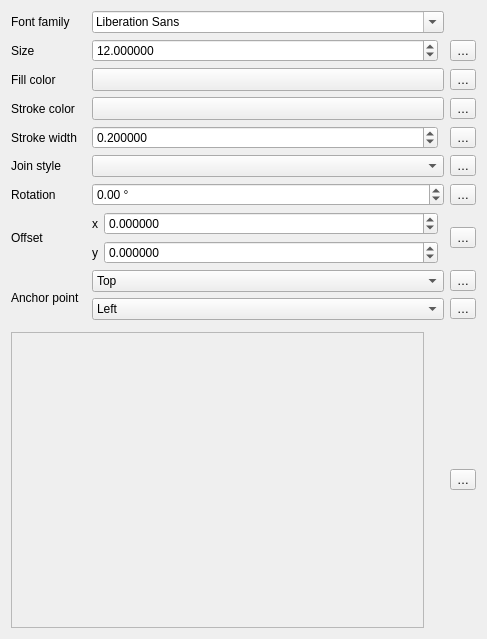
Above: src/ui/symbollayer/widget_fontmarker.ui from qgis/QGIS before the change. Below: the same form after it.
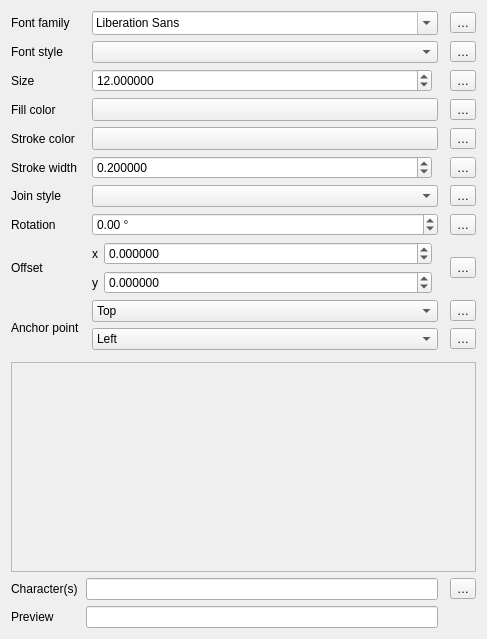
That is the form after the change. Custom widgets are drawn as their Qt base class.

The edit to the form file:
```diff
--- a/src/ui/symbollayer/widget_fontmarker.ui
+++ b/src/ui/symbollayer/widget_fontmarker.ui
@@ -14,32 +14,32 @@
    <string>Form</string>
   </property>
   <layout class="QGridLayout" name="gridLayout_3">
-   <item row="2" column="2">
-    <widget class="QgsColorButton" name="btnColor">
-     <property name="sizePolicy">
-      <sizepolicy hsizetype="Expanding" vsizetype="Fixed">
-       <horstretch>0</horstretch>
-       <verstretch>0</verstretch>
-      </sizepolicy>
-     </property>
-     <property name="minimumSize">
-      <size>
-       <width>120</width>
-       <height>0</height>
-      </size>
-     </property>
-     <property name="maximumSize">
-      <size>
-       <width>16777215</width>
-       <height>16777215</height>
-      </size>
-     </property>
-     <property name="text">
-      <string/>
-     </property>
-    </widget>
-   </item>
    <item row="3" column="2">
+    <widget class="QgsColorButton" name="btnColor">
+     <property name="sizePolicy">
+      <sizepolicy hsizetype="Expanding" vsizetype="Fixed">
+       <horstretch>0</horstretch>
+       <verstretch>0</verstretch>
+      </sizepolicy>
+     </property>
+     <property name="minimumSize">
+      <size>
+       <width>120</width>
+       <height>0</height>
+      </size>
+     </property>
+     <property name="maximumSize">
+      <size>
+       <width>16777215</width>
+       <height>16777215</height>
+      </size>
+     </property>
+     <property name="text">
+      <string/>
+     </property>
+    </widget>
+   </item>
+   <item row="4" column="2">
     <widget class="QgsColorButton" name="btnStrokeColor">
      <property name="sizePolicy">
       <sizepolicy hsizetype="Expanding" vsizetype="Fixed">
@@ -64,14 +64,14 @@
      </property>
     </widget>
    </item>
-   <item row="1" column="0">
+   <item row="2" column="0">
     <widget class="QLabel" name="label_2">
      <property name="text">
       <string>Size</string>
      </property>
     </widget>
    </item>
-   <item row="4" column="3">
+   <item row="5" column="4">
     <widget class="QgsPropertyOverrideButton" name="mStrokeWidthDDBtn">
      <property name="text">
       <string>…</string>
@@ -85,14 +85,56 @@
      </property>
     </widget>
    </item>
-   <item row="9" column="0">
+   <item row="1" column="0">
+    <widget class="QLabel" name="lblStyle">
+     <property name="text">
+      <string>Font style</string>
+     </property>
+    </widget>
+   </item>
+   <item row="1" column="2">
+    <widget class="QComboBox" name="mFontStyleComboBox">
+     <property name="sizePolicy">
+      <sizepolicy hsizetype="Expanding" vsizetype="Fixed">
+       <horstretch>0</horstretch>
+       <verstretch>0</verstretch>
+      </sizepolicy>
+     </property>
+     <property name="minimumSize">
+      <size>
+       <width>0</width>
+       <height>0</height>
+      </size>
+     </property>
+     <property name="maximumSize">
+      <size>
+       <width>16777215</width>
+       <height>16777215</height>
+      </size>
+     </property>
+     <property name="toolTip">
+      <string>Available typeface styles</string>
+     </property>
+     <property name="sizeAdjustPolicy">
+      <enum>QComboBox::AdjustToContentsOnFirstShow</enum>
+     </property>
+    </widget>
+   </item>
+   <item row="1" column="4">
+    <widget class="QgsPropertyOverrideButton" name="mFontStyleDDBtn">
+     <property name="text">
+      <string>…</string>
+     </property>
+    </widget>
+   </item>
+   <item row="10" column="0">
     <widget class="QLabel" name="label_5">
      <property name="text">
       <string>Offset</string>
      </property>
     </widget>
    </item>
-   <item row="9" column="2">
+   <item row="10" column="2">
     <layout class="QGridLayout" name="gridLayout_2">
      <item row="0" column="0">
       <widget class="QLabel" name="label_3">
@@ -162,30 +204,44 @@
     </layout>
    </item>
    <item row="0" column="2">
-    <widget class="QFontComboBox" name="cboFont"/>
+    <widget class="QFontComboBox" name="cboFont">
+     <property name="sizeAdjustPolicy">
+      <enum>QComboBox::AdjustToMinimumContentsLengthWithIcon</enum>
+     </property>
+     <property name="minimumContentsLength">
+      <number>8</number>
+     </property>
+    </widget>
    </item>
-   <item row="10" column="0" rowspan="3">
+   <item row="0" column="4">
+    <widget class="QgsPropertyOverrideButton" name="mFontFamilyDDBtn">
+     <property name="text">
+      <string>…</string>
+     </property>
+    </widget>
+   </item>
+   <item row="11" column="0" rowspan="3">
     <widget class="QLabel" name="mAnchorPointLabel">
      <property name="text">
       <string>Anchor point</string>
      </property>
     </widget>
    </item>
-   <item row="3" column="3">
+   <item row="4" column="4">
     <widget class="QgsPropertyOverrideButton" name="mStrokeColorDDBtn">
      <property name="text">
       <string>…</string>
      </property>
     </widget>
    </item>
-   <item row="2" column="0">
+   <item row="3" column="0">
     <widget class="QLabel" name="label_10">
      <property name="text">
       <string>Fill color</string>
      </property>
     </widget>
    </item>
-   <item row="3" column="0">
+   <item row="4" column="0">
     <widget class="QLabel" name="label_9">
      <property name="sizePolicy">
       <sizepolicy hsizetype="Maximum" vsizetype="Preferred">
@@ -198,7 +254,7 @@
      </property>
     </widget>
    </item>
-   <item row="6" column="0">
+   <item row="7" column="0">
     <widget class="QLabel" name="label_8">
      <property name="text">
       <string>Join style</string>
@@ -208,7 +264,7 @@
      </property>
     </widget>
    </item>
-   <item row="11" column="2">
+   <item row="12" column="2">
     <widget class="QComboBox" name="mHorizontalAnchorComboBox">
      <item>
       <property name="text">
@@ -227,14 +283,14 @@
      </item>
     </widget>
    </item>
-   <item row="8" column="0">
+   <item row="9" column="0">
     <widget class="QLabel" name="label_4">
      <property name="text">
       <string>Rotation</string>
      </property>
     </widget>
    </item>
-   <item row="10" column="2">
+   <item row="11" column="2">
     <widget class="QComboBox" name="mVerticalAnchorComboBox">
      <item>
       <property name="text">
@@ -253,28 +309,28 @@
      </item>
     </widget>
    </item>
-   <item row="2" column="3">
+   <item row="3" column="4">
     <widget class="QgsPropertyOverrideButton" name="mColorDDBtn">
      <property name="text">
       <string>…</string>
      </property>
     </widget>
    </item>
-   <item row="11" column="3">
+   <item row="12" column="4">
     <widget class="QgsPropertyOverrideButton" name="mHorizontalAnchorDDBtn">
      <property name="text">
       <string>…</string>
      </property>
     </widget>
    </item>
-   <item row="9" column="3">
+   <item row="10" column="4">
     <widget class="QgsPropertyOverrideButton" name="mOffsetDDBtn">
      <property name="text">
       <string>…</string>
      </property>
     </widget>
    </item>
-   <item row="8" column="2">
+   <item row="9" column="2">
     <widget class="QgsDoubleSpinBox" name="spinAngle">
      <property name="wrapping">
       <bool>true</bool>
@@ -296,31 +352,51 @@
      </property>
     </widget>
    </item>
-   <item row="10" column="3">
+   <item row="11" column="4">
     <widget class="QgsPropertyOverrideButton" name="mVerticalAnchorDDBtn">
      <property name="text">
       <string>…</string>
      </property>
     </widget>
    </item>
-   <item row="13" column="3">
+   <item row="15" column="0">
+    <widget class="QLabel" name="label_12">
+     <property name="text">
+      <string>Character(s)</string>
+     </property>
+    </widget>
+   </item>
+   <item row="15" column="1" colspan="2">
+    <widget class="QLineEdit" name="mCharLineEdit">
+     <property name="toolTip">
+      <string>Type in characters directly, or enter a character's hexadecimal value.</string>
+     </property>
+    </widget>
+   </item>
+   <item row="15" column="4">
     <widget class="QgsPropertyOverrideButton" name="mCharDDBtn">
      <property name="text">
       <string>…</string>
      </property>
     </widget>
    </item>
-   <item row="8" column="3">
+   <item row="9" column="4">
     <widget class="QgsPropertyOverrideButton" name="mRotationDDBtn">
      <property name="text">
       <string>…</string>
      </property>
     </widget>
    </item>
-   <item row="13" column="0" colspan="3">
+   <item row="14" column="0" colspan="5">
     <layout class="QGridLayout" name="gridLayout">
      <item row="0" column="0" rowspan="2">
       <widget class="QgsScrollArea" name="scrollArea">
+       <property name="minimumSize">
+        <size>
+         <width>0</width>
+         <height>158</height>
+        </size>
+       </property>
        <widget class="QWidget" name="scrollAreaWidgetContents">
         <property name="geometry">
          <rect>
@@ -340,7 +416,7 @@
        </property>
        <property name="sizeHint" stdset="0">
         <size>
-         <width>20</width>
+         <width>0</width>
          <height>40</height>
         </size>
        </property>
@@ -348,21 +424,21 @@
      </item>
     </layout>
    </item>
-   <item row="6" column="3">
+   <item row="7" column="4">
     <widget class="QgsPropertyOverrideButton" name="mJoinStyleDDBtn">
      <property name="text">
       <string>…</string>
      </property>
     </widget>
    </item>
-   <item row="4" column="0">
+   <item row="5" column="0">
     <widget class="QLabel" name="mStrokeWidthLabel">
      <property name="text">
       <string>Stroke width</string>
      </property>
     </widget>
    </item>
-   <item row="4" column="2">
+   <item row="5" column="2">
     <layout class="QHBoxLayout" name="horizontalLayout_3">
      <item>
       <widget class="QgsDoubleSpinBox" name="mStrokeWidthSpinBox">
@@ -407,10 +483,10 @@
      </item>
     </layout>
    </item>
-   <item row="6" column="2">
+   <item row="7" column="2">
     <widget class="QgsPenJoinStyleComboBox" name="cboJoinStyle"/>
    </item>
-   <item row="1" column="2">
+   <item row="2" column="2">
     <layout class="QHBoxLayout" name="horizontalLayout">
      <item>
       <widget class="QgsDoubleSpinBox" name="spinSize">
@@ -446,13 +522,30 @@
      </item>
     </layout>
    </item>
-   <item row="1" column="3">
+   <item row="2" column="4">
     <widget class="QgsPropertyOverrideButton" name="mSizeDDBtn">
      <property name="text">
       <string>…</string>
      </property>
     </widget>
    </item>
+   <item row="16" column="1" colspan="2">
+    <widget class="QLineEdit" name="mCharPreview">
+     <property name="toolTip">
+      <string>Type in characters directly, or enter a character's hexadecimal value.</string>
+     </property>
+     <property name="readOnly">
+      <bool>true</bool>
+     </property>
+    </widget>
+   </item>
+   <item row="16" column="0">
+    <widget class="QLabel" name="label_13">
+     <property name="text">
+      <string>Preview</string>
+     </property>
+    </widget>
+   </item>
   </layout>
  </widget>
  <customwidgets>
```
Left out of the diff: 5 changed lines with no effect on the pictures.
